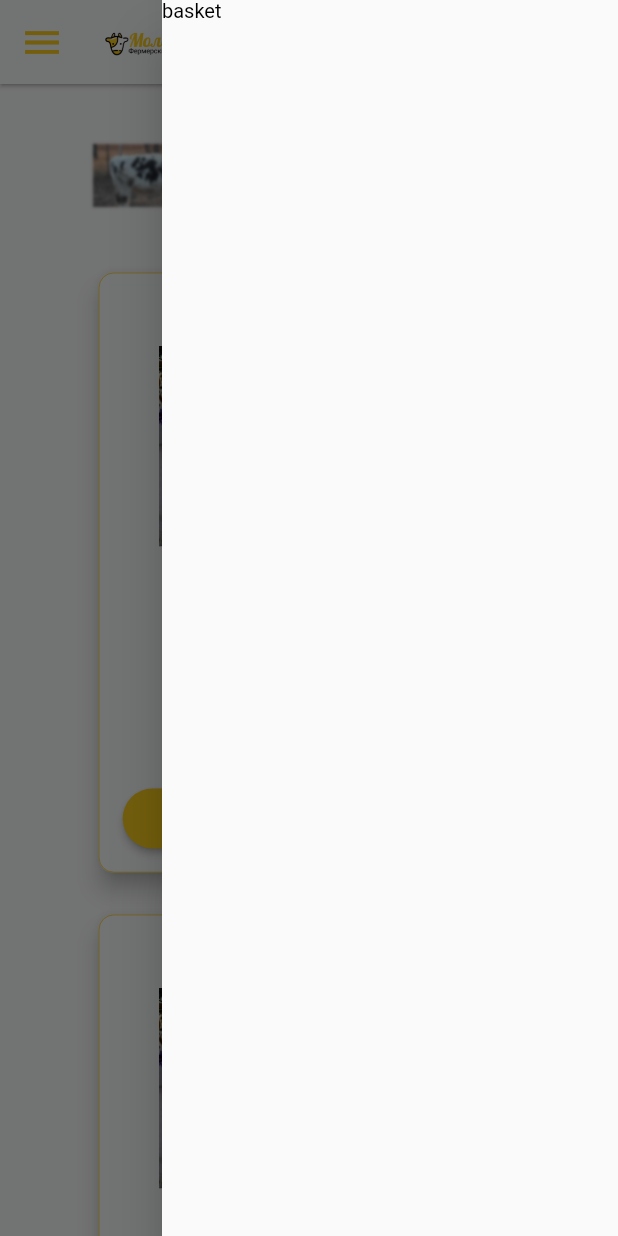
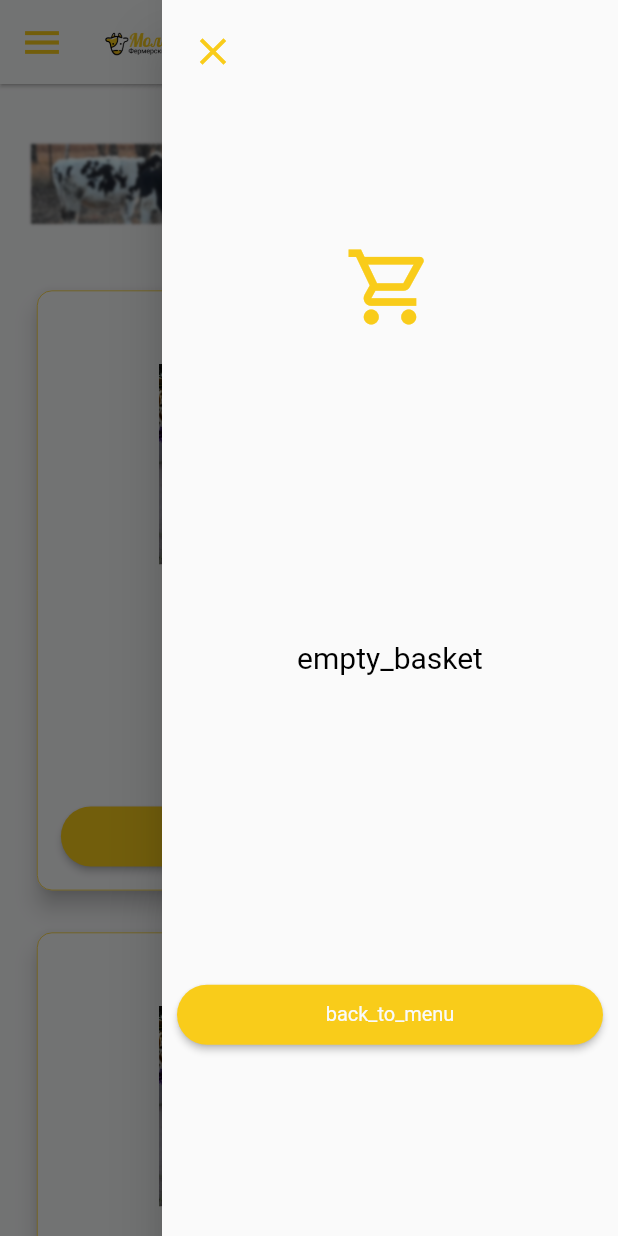
Before and after one commit to TsygTa/molokovo, a Flutter app: the screen it shows after launch, after a tap on the "menu" icon, after a tap on the "input" icon, after a tap on the "shopping cart" icon, on a phone screen of 412 x 824 dp. Run offline on Flutter 3.47's test engine with Material 2 defaults, Android fonts, the phone set to English and light mode, and no system bars; our stand-ins replace get, google_fonts; accounts and stored records are empty.

Commit message:
User Profile Page, Basket

```diff
--- a/lib/controllers/auth_controller.dart
+++ b/lib/controllers/auth_controller.dart
@@ -52,21 +52,21 @@ class AuthController extends GetxController {
 
   void changeUserName(String value) {
     if(user == null) return;
-    user = user!.copyWith(name: value);
+    user!.copyWith(name: value);
     _dataRepository.saveUser(user!);
     update();
   }
 
   void changeUserEmail(String value) {
     if(user == null) return;
-    user = user!.copyWith(email: value);
+    user!.copyWith(email: value);
     _dataRepository.saveUser(user!);
     update();
   }
 
   void changeUserAddress(String value) {
     if(user == null) return;
-    user = user!.copyWith(address: value);
+    user!.copyWith(address: value);
     _dataRepository.saveUser(user!);
     update();
   }
--- a/lib/controllers/products_controller.dart
+++ b/lib/controllers/products_controller.dart
@@ -1,4 +1,5 @@
 import 'package:get/get.dart';
+import 'package:site_molokovo/controllers/basket_controller.dart';
 import 'package:site_molokovo/models/auth_response.dart';
 import 'package:site_molokovo/models/product.dart';
 import 'package:site_molokovo/models/user.dart';
@@ -14,4 +15,9 @@ class ProductsController extends GetxController {
     products.addAll(_dataRepository.getProducts);
     super.onInit();
   }
+
+  void onAddToBasket(Product product) {
+    BasketController controller = Get.find();
+    controller.addProduct(product);
+  }
 }
--- /dev/null
+++ b/lib/models/basket_item.dart
@@ -0,0 +1,16 @@
+import 'package:get/get.dart';
+import 'package:site_molokovo/models/product.dart';
+
+class BasketItem {
+  BasketItem(this.product);
+  final Product product;
+  int quantity = 1;
+
+  double get total {
+    return product.price * quantity;
+  }
+
+  String get totalToString {
+    return total.toStringAsFixed(0) + ' ' + 'rub'.tr;
+  }
+}
--- a/lib/pages/products/product_widget.dart
+++ b/lib/pages/products/product_widget.dart
@@ -8,8 +8,9 @@ import 'package:site_molokovo/widgets/custom_text.dart';
 import 'package:site_molokovo/widgets/responsive_widget.dart';
 
 class ProductWidget extends StatefulWidget {
-  ProductWidget(this.product);
+  ProductWidget(this.product, this.onAddToBasket);
   final Product product;
+  final void Function(Product) onAddToBasket;
 
   @override
   State<ProductWidget> createState() => _ProductWidgetState();
@@ -20,7 +21,7 @@ class _ProductWidgetState extends State<ProductWidget> {
   Widget build(BuildContext context) {
     return InkWell(
       onTap: () {
-        showDetailed(context, widget.product);
+        showDetailed(context, widget.product, widget.onAddToBasket);
       },
       borderRadius: BorderRadius.circular(10),
       hoverColor: Color(activeColor).withOpacity(0.3),
@@ -53,7 +54,7 @@ class _ProductWidgetState extends State<ProductWidget> {
               CustomText(text: 'price'.tr + ': ' + widget.product.priceToString,),
               SizedBox(height: 20,),
               CustomButton(title: 'choose'.tr, onPressed: () {
-
+                widget.onAddToBasket(widget.product);
               },)
             ],
           ),
--- a/lib/pages/products/products_page.dart
+++ b/lib/pages/products/products_page.dart
@@ -31,7 +31,10 @@ class ProductsPage extends GetView<ProductsController> {
                   crossAxisAlignment: WrapCrossAlignment.center,
                   spacing: 5,
                   runSpacing: 20,
-                  children: controller.products.map((product) => ProductWidget(product)).toList(),
+                  children: controller.products.map((product) => ProductWidget(product, (product) {
+                    controller.onAddToBasket(product);
+                  }))
+                      .toList(),
                 );
               }
             ),
--- a/lib/site_layout.dart
+++ b/lib/site_layout.dart
@@ -5,7 +5,7 @@ import 'package:site_molokovo/pages/contacts_page.dart';
 import 'package:site_molokovo/pages/delivery_page.dart';
 import 'package:site_molokovo/pages/products/products_page.dart';
 import 'package:site_molokovo/pages/user_profile/user_profile_page.dart';
-import 'package:site_molokovo/widgets/custom_text.dart';
+import 'package:site_molokovo/widgets/basket/basket_form.dart';
 import 'package:site_molokovo/widgets/responsive_widget.dart';
 import 'package:site_molokovo/widgets/menu/site_menu.dart';
 import 'package:site_molokovo/widgets/top_navigation_bar.dart';
@@ -44,7 +44,7 @@ class SiteLayout extends GetView<AppPagesController> {
             )
           : null,
       endDrawer: Drawer(
-        child: Container(child: CustomText(text: 'basket'.tr),),
+        child: BasketForm(),
       ),
     );
   }
--- a/lib/utils/app_localizations.dart
+++ b/lib/utils/app_localizations.dart
@@ -38,6 +38,12 @@ class AppLocalizations extends Translations {
       'save': 'Cохранить',
       'cancel': 'Отменить',
       'sign_out': 'Выйти',
+      'empty_basket': 'Ой, пусто!',
+      'back_to_menu': 'Вернуться в меню',
+      'make_order': 'Оформить заказ',
+      'summary_1': 'Товаров: ',
+      'summary_2': ' на ',
+      'order_total': 'Сумма заказа',
     },
   };
 }
--- /dev/null
+++ b/lib/widgets/basket/basket_form.dart
@@ -0,0 +1,99 @@
+import 'package:flutter/material.dart';
+import 'package:get/get.dart';
+import 'package:site_molokovo/constants/style.dart';
+import 'package:site_molokovo/controllers/basket_controller.dart';
+import 'package:site_molokovo/widgets/basket/basket_item_widget.dart';
+import 'package:site_molokovo/widgets/custom_button.dart';
+import 'package:site_molokovo/widgets/custom_text.dart';
+
+class BasketForm extends GetView<BasketController> {
+
+  @override
+  Widget build(BuildContext context) {
+    return GetBuilder<BasketController>(
+        builder: (_) {
+          if (controller.basketIsEmpty) {
+            return Padding(
+              padding: const EdgeInsets.all(10.0),
+              child: ListView(
+                children: [
+                  Align(
+                    alignment: Alignment.centerLeft,
+                    child: IconButton(onPressed: () => Navigator.pop(context),
+                        icon: Icon(
+                          Icons.close, size: 30, color: Color(activeColor),)),
+                  ),
+                  SizedBox(
+                    height: context.height * 0.9,
+                    child: Column(
+                      mainAxisAlignment: MainAxisAlignment.spaceAround,
+                      crossAxisAlignment: CrossAxisAlignment.center,
+                      children: [
+                        Icon(Icons.shopping_cart_outlined, size: 60,
+                          color: Color(activeColor),),
+                        CustomText(text: 'empty_basket'.tr, fontSize: 24,),
+                        CustomButton(
+                          title: 'back_to_menu'.tr,
+                          onPressed: () => controller.gotoProducts(context),
+                        ),
+                      ],
+                    ),
+                  ),
+                ],
+              ),
+            );
+          } else {
+            return Padding(
+              padding: const EdgeInsets.all(10.0),
+              child: Column(
+                mainAxisAlignment: MainAxisAlignment.spaceBetween,
+                children: [
+                  Align(
+                    alignment: Alignment.centerLeft,
+                    child: IconButton(onPressed: () => Navigator.pop(context),
+                        icon: Icon(
+                          Icons.close, size: 30, color: Color(activeColor),)),
+                  ),
+                  CustomText(text: 'summary_1'.tr + controller.productsNumber + 'summary_2'.tr + controller.total + ' ' + 'rub'.tr,
+                    fontSize: 20, ),
+                  Container(
+                    padding: EdgeInsets.only(top: 10),
+                    height: context.height * 0.6,
+                    child: ListView.separated(
+                      itemCount: controller.items.length,
+                      separatorBuilder: (context, index) {
+                        return const Divider(
+                          thickness: 2,
+                        );
+                      },
+                      itemBuilder: (context, index) {
+                        return BasketItemWidget(
+                          item: controller.items[index],
+                          onAdd: () =>
+                              controller.addProduct(
+                                  controller.items[index].product),
+                          onRemove: () =>
+                              controller.deleteProduct(
+                                  controller.items[index].product),
+                        );
+                      },
+                    ),
+                  ),
+                  Row(
+                    mainAxisAlignment: MainAxisAlignment.spaceBetween,
+                    children: [
+                      CustomText(text: 'order_total'.tr, fontSize: 20, ),
+                      CustomText(text: controller.total + ' ' + 'rub'.tr, fontSize: 20, ),
+                    ],
+                  ),
+                  CustomButton(
+                    title: 'make_order'.tr,
+                    onPressed: () => controller.makeOrder(context),
+                  ),
+                ],
+              ),
+            );
+          }
+        });
+  }
+}
--- a/lib/widgets/basket_button.dart
+++ b/lib/widgets/basket_button.dart
@@ -35,7 +35,7 @@ class BasketButton extends StatelessWidget {
                     Icon(Icons.shopping_cart_outlined),
                     SizedBox(width: 8,),
                     CustomText(text: 'basket'.tr + ' | ' +
-                        controller.productsCounter.toStringAsFixed(0)),
+                        controller.productsNumber),
                   ],
                 );
               }
--- a/lib/widgets/constrained_widget.dart
+++ b/lib/widgets/constrained_widget.dart
@@ -1,5 +1,6 @@
 import 'package:flutter/material.dart';
 import 'package:site_molokovo/constants/style.dart';
+import 'package:site_molokovo/widgets/responsive_widget.dart';
 
 class ConstrainedWidget extends StatelessWidget {
 
@@ -8,13 +9,14 @@ class ConstrainedWidget extends StatelessWidget {
 
   @override
   Widget build(BuildContext context) {
+    int padding = ((ResponsiveWidget.isSmallScreen(context) ? mainPaddingRatioSmall : mainPaddingRatio) * 100).toInt();
     return Row(
       children: [
-        Flexible(flex: 15, child: Container(color: Color(lightColor))),
-        Flexible(flex: 70,
+        Flexible(flex: padding, child: Container(color: Color(lightColor))),
+        Flexible(flex: 100 - 2 * padding,
           child: item,
         ),
-        Flexible(flex: 15, child: Container(color: Color(lightColor))),
+        Flexible(flex: padding, child: Container(color: Color(lightColor))),
       ],
     );
   }
--- a/lib/widgets/login/pin_widget.dart
+++ b/lib/widgets/login/pin_widget.dart
@@ -120,9 +120,10 @@ class _PinWidgetState extends State<PinWidget> {
     );
   }
 
-  void _onChanged(BuildContext context, int index) {
+  void _onChanged(BuildContext context, int index) async {
     if(_pinControllers.where((element) => element.text.isNotEmpty).length == _length) {
       String result = _pinControllers.map((e) => e.text).join();
+      await Future.delayed(Duration(milliseconds: 100));
       widget.onComplete(result);
     } else {
       if(widget.isWrongCode) {
```
Also changed, not shown: lib/controllers/basket_controller.dart (+51 -6 lines), lib/pages/products/product_detailed_widget.dart (+8 -4 lines), lib/pages/user_profile/user_profile_item.dart (+47 -13 lines), lib/pages/user_profile/user_profile_page.dart (+34 -22 lines), lib/widgets/basket/basket_item_widget.dart (added, +55 -0 lines), lib/widgets/user_profile_button.dart (+14 -10 lines).
